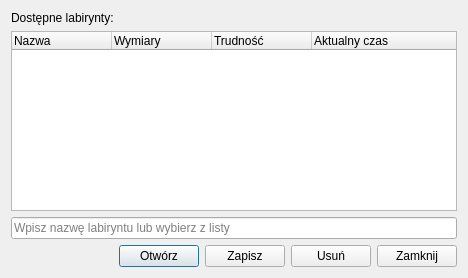
289698/GenerowanieLabiryntu, file filedialog.ui: the form before one commit.
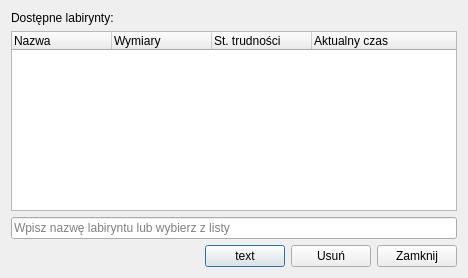
The form after the commit.

What changed in the file:
```diff
--- a/filedialog.ui
+++ b/filedialog.ui
@@ -13,6 +13,9 @@
   <property name="windowTitle">
    <string>Dialog</string>
   </property>
+  <property name="sizeGripEnabled">
+   <bool>false</bool>
+  </property>
   <layout class="QVBoxLayout" name="verticalLayout">
    <item>
     <widget class="QLabel" name="label">
@@ -35,7 +38,7 @@
      </column>
      <column>
       <property name="text">
-       <string>Trudność</string>
+       <string>St. trudności</string>
       </property>
      </column>
      <column>
@@ -73,14 +76,7 @@
      <item>
       <widget class="QPushButton" name="pb_Open">
        <property name="text">
-        <string>Otwórz</string>
-       </property>
-      </widget>
-     </item>
-     <item>
-      <widget class="QPushButton" name="pb_Save">
-       <property name="text">
-        <string>Zapisz</string>
+        <string>text</string>
        </property>
       </widget>
      </item>
```
Left out of the diff: 2 changed lines with no effect on the pictures.
